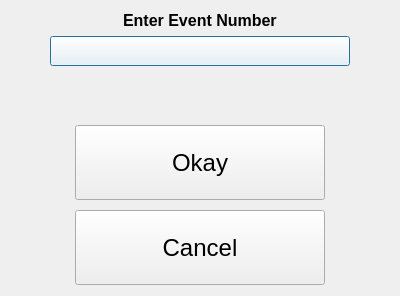
First picture: the form in ui/FEATEventNum.ui, repository aliciabillings-noaa/CLAMS, before the edit.
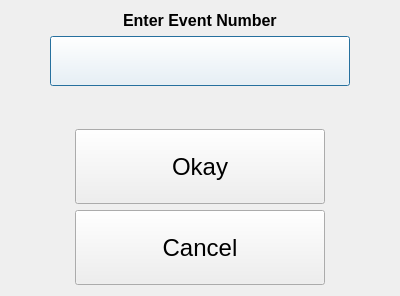
Second picture: the form after the edit.

Patch:
```diff
--- a/ui/FEATEventNum.ui
+++ b/ui/FEATEventNum.ui
@@ -34,13 +34,13 @@
        <property name="minimumSize">
         <size>
          <width>300</width>
-         <height>30</height>
+         <height>50</height>
         </size>
        </property>
        <property name="maximumSize">
         <size>
          <width>300</width>
-         <height>30</height>
+         <height>50</height>
         </size>
        </property>
        <property name="font">
```
